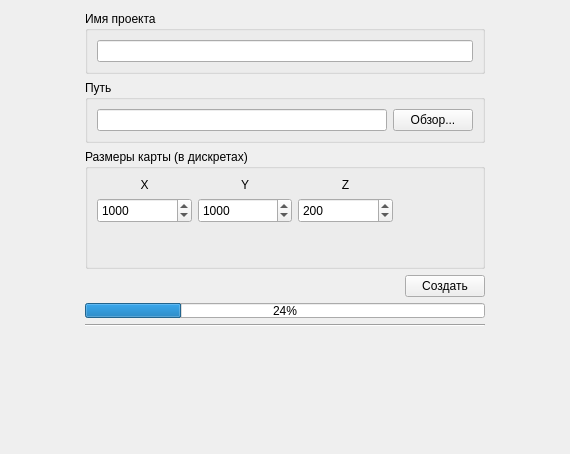
Before: the Qt Designer form src/Application/GUI/createprojectwindow.ui in Nisitka/air-trail-generator, drawn with Qt 5.
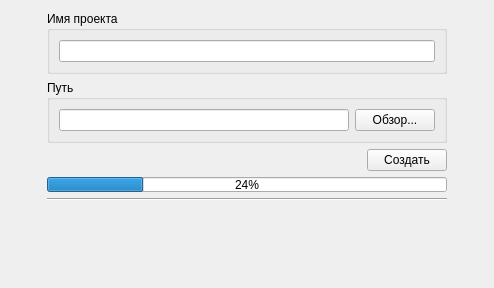
After: the same form once the commit is applied.

What changed in the file:
```diff
--- a/src/Application/GUI/createprojectwindow.ui
+++ b/src/Application/GUI/createprojectwindow.ui
@@ -6,8 +6,8 @@
    <rect>
     <x>0</x>
     <y>0</y>
-    <width>570</width>
-    <height>454</height>
+    <width>494</width>
+    <height>288</height>
    </rect>
   </property>
   <property name="windowTitle">
@@ -60,215 +60,6 @@
        </layout>
       </widget>
      </item>
-     <item>
-      <widget class="QGroupBox" name="groupBox">
-       <property name="minimumSize">
-        <size>
-         <width>250</width>
-         <height>100</height>
-        </size>
-       </property>
-       <property name="maximumSize">
-        <size>
-         <width>16777215</width>
-         <height>120</height>
-        </size>
-       </property>
-       <property name="title">
-        <string>Размеры карты (в дискретах)</string>
-       </property>
-       <layout class="QHBoxLayout" name="horizontalLayout">
-        <item>
-         <layout class="QVBoxLayout" name="verticalLayout_2">
-          <item>
-           <widget class="QLabel" name="label">
-            <property name="maximumSize">
-             <size>
-              <width>16777215</width>
-              <height>30</height>
-             </size>
-            </property>
-            <property name="text">
-             <string>X</string>
-            </property>
-            <property name="alignment">
-             <set>Qt::AlignCenter</set>
-            </property>
-           </widget>
-          </item>
-          <item>
-           <widget class="QSpinBox" name="sizeXSpinBox">
-            <property name="minimumSize">
-             <size>
-              <width>0</width>
-              <height>25</height>
-             </size>
-            </property>
-            <property name="minimum">
-             <number>100</number>
-            </property>
-            <property name="maximum">
-             <number>20000</number>
-            </property>
-            <property name="value">
-             <number>1000</number>
-            </property>
-           </widget>
-          </item>
-          <item>
-           <spacer name="verticalSpacer">
-            <property name="orientation">
-             <enum>Qt::Vertical</enum>
-            </property>
-            <property name="sizeHint" stdset="0">
-             <size>
-              <width>20</width>
-              <height>40</height>
-             </size>
-            </property>
-           </spacer>
-          </item>
-         </layout>
-        </item>
-        <item>
-         <layout class="QVBoxLayout" name="verticalLayout">
-          <item>
-           <widget class="QLabel" name="label_2">
-            <property name="maximumSize">
-             <size>
-              <width>16777215</width>
-              <height>30</height>
-             </size>
-            </property>
-            <property name="text">
-             <string>Y</string>
-            </property>
-            <property name="alignment">
-             <set>Qt::AlignCenter</set>
-            </property>
-           </widget>
-          </item>
-          <item>
-           <widget class="QSpinBox" name="sizeYSpinBox">
-            <property name="minimumSize">
-             <size>
-              <width>0</width>
-              <height>25</height>
-             </size>
-            </property>
-            <property name="minimum">
-             <number>100</number>
-            </property>
-            <property name="maximum">
-             <number>20000</number>
-            </property>
-            <property name="value">
-             <number>1000</number>
-            </property>
-           </widget>
-          </item>
-          <item>
-           <spacer name="verticalSpacer_2">
-            <property name="orientation">
-             <enum>Qt::Vertical</enum>
-            </property>
-            <property name="sizeHint" stdset="0">
-             <size>
-              <width>20</width>
-              <height>40</height>
-             </size>
-            </property>
-           </spacer>
-          </item>
-         </layout>
-        </item>
-        <item>
-         <layout class="QVBoxLayout" name="verticalLayout_3">
-          <item>
-           <widget class="QLabel" name="label_3">
-            <property name="maximumSize">
-             <size>
-              <width>16777215</width>
-              <height>30</height>
-             </size>
-            </property>
-            <property name="text">
-             <string>Z</string>
-            </property>
-            <property name="alignment">
-             <set>Qt::AlignCenter</set>
-            </property>
-           </widget>
-          </item>
-          <item>
-           <widget class="QSpinBox" name="sizeZSpinBox">
-            <property name="minimumSize">
-             <size>
-              <width>0</width>
-              <height>25</height>
-             </size>
-            </property>
-            <property name="minimum">
-             <number>50</number>
-            </property>
-            <property name="maximum">
-             <number>1000</number>
-            </property>
-            <property name="value">
-             <number>200</number>
-            </property>
-           </widget>
-          </item>
-          <item>
-           <spacer name="verticalSpacer_3">
-            <property name="orientation">
-             <enum>Qt::Vertical</enum>
-            </property>
-            <property name="sizeHint" stdset="0">
-             <size>
-              <width>20</width>
-              <height>40</height>
-             </size>
-            </property>
-           </spacer>
-          </item>
-         </layout>
-        </item>
-        <item>
-         <spacer name="horizontalSpacer_2">
-          <property name="orientation">
-           <enum>Qt::Horizontal</enum>
-          </property>
-          <property name="sizeType">
-           <enum>QSizePolicy::Ignored</enum>
-          </property>
-          <property name="sizeHint" stdset="0">
-           <size>
-            <width>40</width>
-            <height>20</height>
-           </size>
-          </property>
-         </spacer>
-        </item>
-        <item>
-         <spacer name="horizontalSpacer">
-          <property name="orientation">
-           <enum>Qt::Horizontal</enum>
-          </property>
-          <property name="sizeType">
-           <enum>QSizePolicy::Ignored</enum>
-          </property>
-          <property name="sizeHint" stdset="0">
-           <size>
-            <width>40</width>
-            <height>20</height>
-           </size>
-          </property>
-         </spacer>
-        </item>
-       </layout>
-      </widget>
-     </item>
      <item>
       <layout class="QHBoxLayout" name="horizontalLayout_2">
        <item>
```
